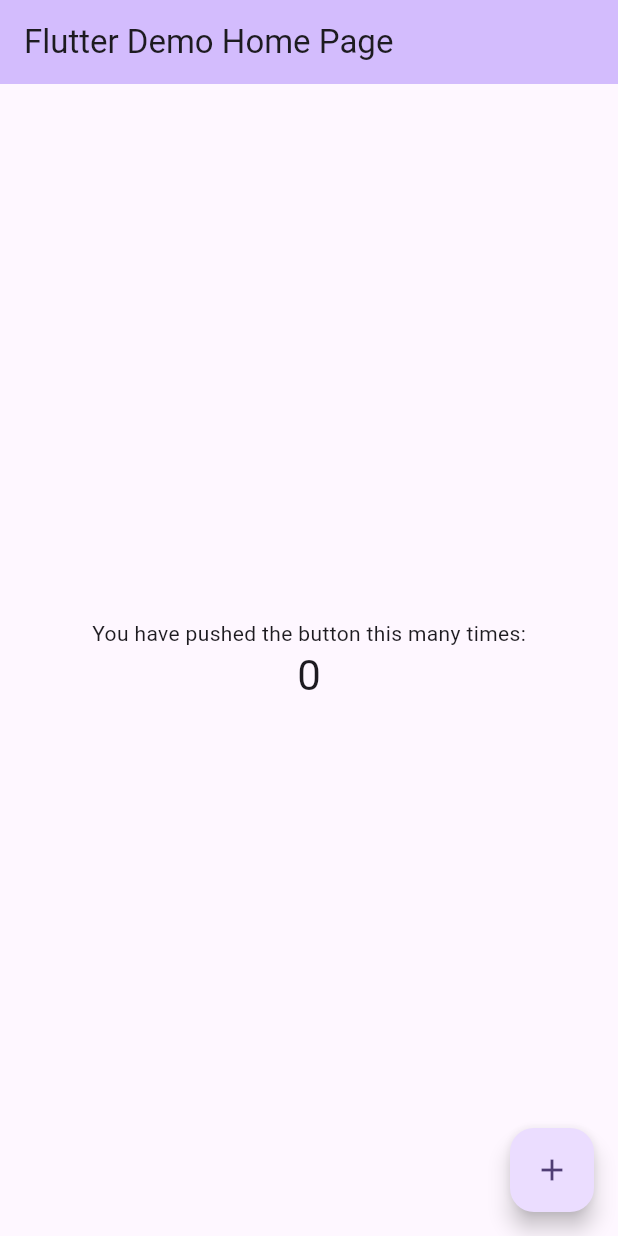
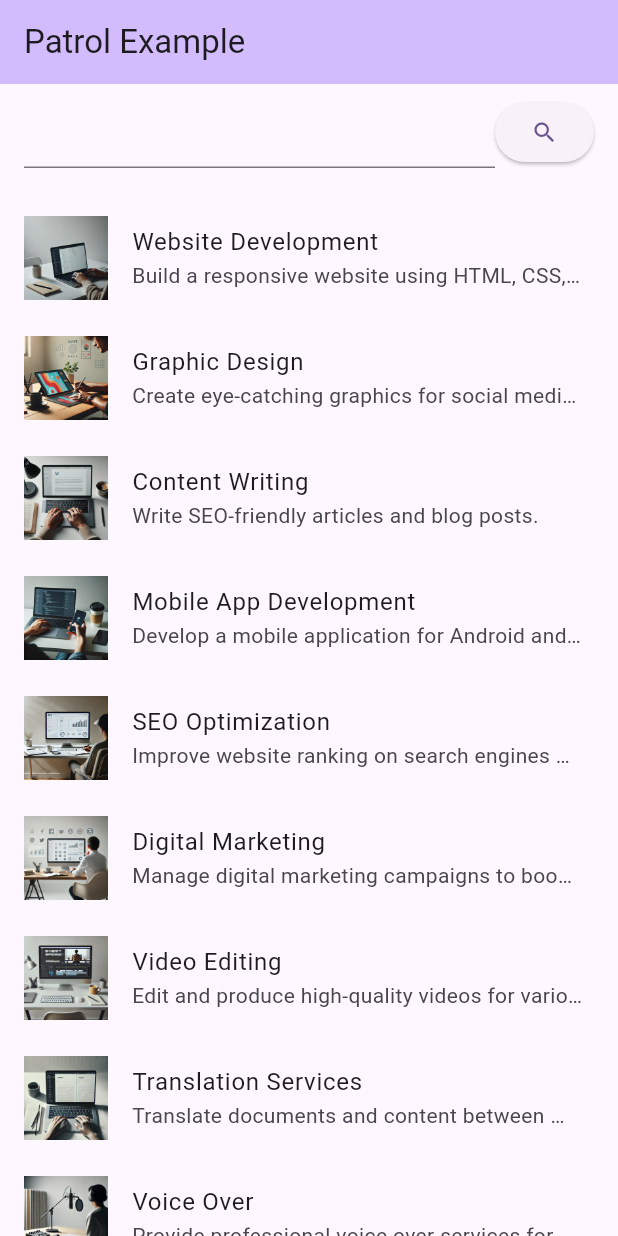
Before and after one commit to GChanathip/patrol_example, a Flutter app: the screen it shows after launch, on a phone screen of 412 x 824 dp. Run offline on Flutter 3.47's test engine with Material 3 defaults, Android fonts, the light colour scheme and no system bars.

Commit message:
add UI and mock data

```diff
--- /dev/null
+++ b/lib/entity.dart
@@ -0,0 +1,100 @@
+class Product {
+  final String jobName;
+  final String description;
+  final double price;
+  final String sellerName;
+  final double rating;
+  final String imagePath;
+
+  const Product({
+    required this.jobName,
+    required this.description,
+    required this.price,
+    required this.sellerName,
+    required this.rating,
+    required this.imagePath,
+  });
+
+  static const mockData = [
+    Product(
+      jobName: 'Website Development',
+      description: 'Build a responsive website using HTML, CSS, and JavaScript.',
+      price: 500.00,
+      sellerName: 'John Doe',
+      rating: 4.8,
+      imagePath: 'assets/images/web_development.webp',
+    ),
+    Product(
+      jobName: 'Graphic Design',
+      description: 'Create eye-catching graphics for social media and marketing.',
+      price: 150.00,
+      sellerName: 'Jane Smith',
+      rating: 4.7,
+      imagePath: 'assets/images/graphic_design.webp',
+    ),
+    Product(
+      jobName: 'Content Writing',
+      description: 'Write SEO-friendly articles and blog posts.',
+      price: 100.00,
+      sellerName: 'Alice Johnson',
+      rating: 4.9,
+      imagePath: 'assets/images/content_writing.webp',
+    ),
+    Product(
+      jobName: 'Mobile App Development',
+      description: 'Develop a mobile application for Android and iOS platforms.',
+      price: 1200.00,
+      sellerName: 'David Brown',
+      rating: 4.6,
+      imagePath: 'assets/images/mobile_app.webp',
+    ),
+    Product(
+      jobName: 'SEO Optimization',
+      description: 'Improve website ranking on search engines with SEO techniques.',
+      price: 300.00,
+      sellerName: 'Emma Davis',
+      rating: 4.9,
+      imagePath: 'assets/images/seo_optimization.webp',
+    ),
+    Product(
+      jobName: 'Digital Marketing',
+      description: 'Manage digital marketing campaigns to boost online presence.',
+      price: 450.00,
+      sellerName: 'Michael Wilson',
+      rating: 4.8,
+      imagePath: 'assets/images/digital_marketing.webp',
+    ),
+    Product(
+      jobName: 'Video Editing',
+      description: 'Edit and produce high-quality videos for various purposes.',
+      price: 200.00,
+      sellerName: 'Olivia Miller',
+      rating: 4.7,
+      imagePath: 'assets/images/video_editing.webp',
+    ),
+    Product(
+      jobName: 'Translation Services',
+      description: 'Translate documents and content between multiple languages.',
+      price: 80.00,
+      sellerName: 'Liam Anderson',
+      rating: 4.9,
+      imagePath: 'assets/images/translation_services.webp',
+    ),
+    Product(
+      jobName: 'Voice Over',
+      description: 'Provide professional voice over services for videos and ads.',
+      price: 250.00,
+      sellerName: 'Sophia Martinez',
+      rating: 4.8,
+      imagePath: 'assets/images/voice_over.webp',
+    ),
+    Product(
+      jobName: 'Data Analysis',
+      description: 'Analyze data and provide insights for business decisions.',
+      price: 600.00,
+      sellerName: 'James Rodriguez',
+      rating: 4.7,
+      imagePath: 'assets/images/data_analysis.webp',
+    ),
+  ];
+}
--- a/lib/main.dart
+++ b/lib/main.dart
@@ -1,4 +1,6 @@
 import 'package:flutter/material.dart';
+import 'package:patrol_example/entity.dart';
+import 'package:patrol_example/product_detail_page.dart';
 
 void main() {
   runApp(const MyApp());
@@ -7,46 +9,21 @@
 class MyApp extends StatelessWidget {
   const MyApp({super.key});
 
-  // This widget is the root of your application.
   @override
   Widget build(BuildContext context) {
     return MaterialApp(
       title: 'Flutter Demo',
       theme: ThemeData(
-        // This is the theme of your application.
-        //
-        // TRY THIS: Try running your application with "flutter run". You'll see
-        // the application has a purple toolbar. Then, without quitting the app,
-        // try changing the seedColor in the colorScheme below to Colors.green
-        // and then invoke "hot reload" (save your changes or press the "hot
-        // reload" button in a Flutter-supported IDE, or press "r" if you used
-        // the command line to start the app).
-        //
-        // Notice that the counter didn't reset back to zero; the application
-        // state is not lost during the reload. To reset the state, use hot
-        // restart instead.
-        //
-        // This works for code too, not just values: Most code changes can be
-        // tested with just a hot reload.
         colorScheme: ColorScheme.fromSeed(seedColor: Colors.deepPurple),
         useMaterial3: true,
       ),
-      home: const MyHomePage(title: 'Flutter Demo Home Page'),
+      home: const MyHomePage(title: 'Patrol Example'),
     );
   }
 }
 
 class MyHomePage extends StatefulWidget {
   const MyHomePage({super.key, required this.title});
-
-  // This widget is the home page of your application. It is stateful, meaning
-  // that it has a State object (defined below) that contains fields that affect
-  // how it looks.
-
-  // This class is the configuration for the state. It holds the values (in this
-  // case the title) provided by the parent (in this case the App widget) and
-  // used by the build method of the State. Fields in a Widget subclass are
-  // always marked "final".
 
   final String title;
 
@@ -55,71 +32,85 @@
 }
 
 class _MyHomePageState extends State<MyHomePage> {
-  int _counter = 0;
+  late final TextEditingController textEditingController;
 
-  void _incrementCounter() {
-    setState(() {
-      // This call to setState tells the Flutter framework that something has
-      // changed in this State, which causes it to rerun the build method below
-      // so that the display can reflect the updated values. If we changed
-      // _counter without calling setState(), then the build method would not be
-      // called again, and so nothing would appear to happen.
-      _counter++;
-    });
+  late List<Product> searchResult;
+
+  @override
+  void initState() {
+    textEditingController = TextEditingController();
+    searchResult = Product.mockData;
+    super.initState;
+  }
+
+  void searchProduct() {
+    if (textEditingController.text.isEmpty) {
+      setState(() {
+        searchResult = Product.mockData;
+      });
+    } else {
+      setState(() {
+        searchResult = Product.mockData
+            .where((item) => item.jobName.toLowerCase().contains(textEditingController.text.toLowerCase()))
+            .toList();
+      });
+    }
   }
 
   @override
   Widget build(BuildContext context) {
-    // This method is rerun every time setState is called, for instance as done
-    // by the _incrementCounter method above.
-    //
-    // The Flutter framework has been optimized to make rerunning build methods
-    // fast, so that you can just rebuild anything that needs updating rather
-    // than having to individually change instances of widgets.
     return Scaffold(
       appBar: AppBar(
-        // TRY THIS: Try changing the color here to a specific color (to
-        // Colors.amber, perhaps?) and trigger a hot reload to see the AppBar
-        // change color while the other colors stay the same.
         backgroundColor: Theme.of(context).colorScheme.inversePrimary,
-        // Here we take the value from the MyHomePage object that was created by
-        // the App.build method, and use it to set our appbar title.
         title: Text(widget.title),
       ),
-      body: Center(
-        // Center is a layout widget. It takes a single child and positions it
-        // in the middle of the parent.
-        child: Column(
-          // Column is also a layout widget. It takes a list of children and
-          // arranges them vertically. By default, it sizes itself to fit its
-          // children horizontally, and tries to be as tall as its parent.
-          //
-          // Column has various properties to control how it sizes itself and
-          // how it positions its children. Here we use mainAxisAlignment to
-          // center the children vertically; the main axis here is the vertical
-          // axis because Columns are vertical (the cross axis would be
-          // horizontal).
-          //
-          // TRY THIS: Invoke "debug painting" (choose the "Toggle Debug Paint"
-          // action in the IDE, or press "p" in the console), to see the
-          // wireframe for each widget.
-          mainAxisAlignment: MainAxisAlignment.center,
-          children: <Widget>[
-            const Text(
-              'You have pushed the button this many times:',
+      body: Column(
+        children: [
+          Padding(
+            padding: const EdgeInsets.symmetric(horizontal: 16, vertical: 8),
+            child: Row(
+              children: [
+                Expanded(
+                  child: TextField(
+                    controller: textEditingController,
+                    textInputAction: TextInputAction.done,
+                    onSubmitted: (_) => searchProduct(),
+                    // decoration: InputDecoration(),
+                  ),
+                ),
+                ElevatedButton.icon(
+                  onPressed: searchProduct,
+                  label: const Icon(Icons.search),
+                ),
+              ],
             ),
-            Text(
-              '$_counter',
-              style: Theme.of(context).textTheme.headlineMedium,
+          ),
+          Expanded(
+            child: ListView.separated(
+              padding: const EdgeInsets.symmetric(vertical: 16),
+              itemCount: searchResult.length,
+              itemBuilder: (context, index) {
+                final item = Product.mockData[index];
+                return ListTile(
+                  onTap: () {
+                    Navigator.of(context).push(ProductDetailPage.page(item));
+                  },
+                  leading: Image.asset(item.imagePath),
+                  title: Text(item.jobName),
+                  subtitle: Text(
+                    item.description,
+                    maxLines: 1,
+                    overflow: TextOverflow.ellipsis,
+                  ),
+                );
+              },
+              separatorBuilder: (BuildContext context, int index) {
+                return const SizedBox(height: 8);
+              },
             ),
-          ],
-        ),
+          ),
+        ],
       ),
-      floatingActionButton: FloatingActionButton(
-        onPressed: _incrementCounter,
-        tooltip: 'Increment',
-        child: const Icon(Icons.add),
-      ), // This trailing comma makes auto-formatting nicer for build methods.
     );
   }
 }
--- a/pubspec.yaml
+++ b/pubspec.yaml
@@ -60,8 +60,8 @@ flutter:
   uses-material-design: true
 
   # To add assets to your application, add an assets section, like this:
-  # assets:
-  #   - images/a_dot_burr.jpeg
+  assets:
+    - assets/images/
   #   - images/a_dot_ham.jpeg
 
   # An image asset can refer to one or more resolution-specific "variants", see
```
Also changed, not shown: lib/product_detail_page.dart (added, +71 -0 lines), assets/images/content_writing.webp (added), assets/images/data_analysis.webp (added), assets/images/digital_marketing.webp (added), assets/images/graphic_design.webp (added), assets/images/mobile_app.webp (added), assets/images/seo_optimization.webp (added), assets/images/translation_services.webp (added), assets/images/video_editing.webp (added), assets/images/voice_over.webp (added), assets/images/web_development.webp (added).
